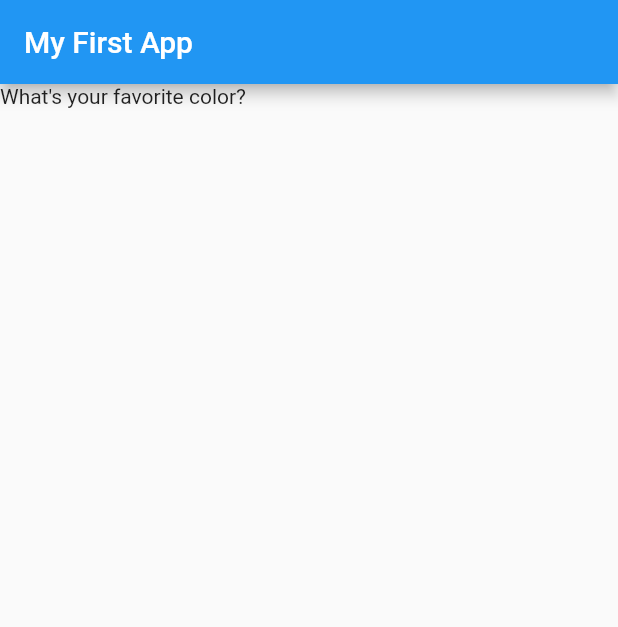
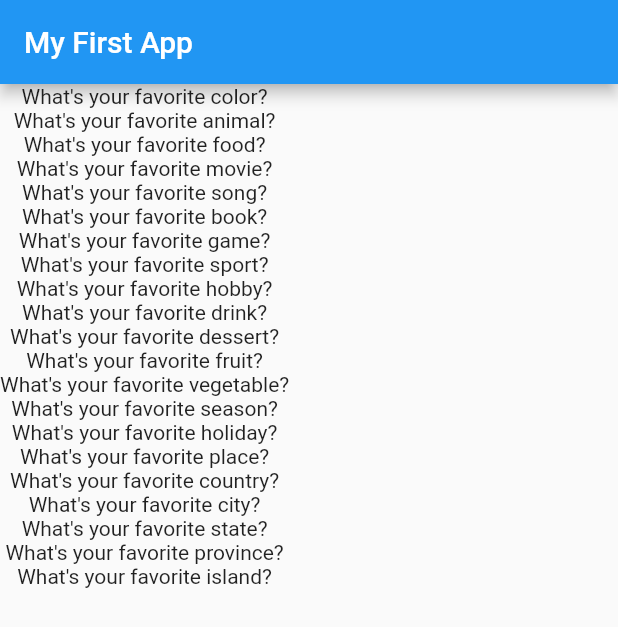
Before and after one commit to WiedjajaAtmadja/flutter_stalesswidget_list, a Flutter app: the screen it shows after launch, on a phone screen of 412 x 824 dp. Shown: the top 627 px of the screen. Run offline on Flutter 3.47's test engine with Material 2 defaults, Android fonts, the phone set to English and light mode, and no system bars.

Commit message:
Step 3 build text from list

```diff
--- a/lib/main.dart
+++ b/lib/main.dart
@@ -14,6 +14,19 @@ class MainApp extends StatelessWidget {
     'What\'s your favorite book?',
     'What\'s your favorite game?',
     'What\'s your favorite sport?',
+    'What\'s your favorite hobby?',
+    'What\'s your favorite drink?',
+    'What\'s your favorite dessert?',
+    'What\'s your favorite fruit?',
+    'What\'s your favorite vegetable?',
+    'What\'s your favorite season?',
+    'What\'s your favorite holiday?',
+    'What\'s your favorite place?',
+    'What\'s your favorite country?',
+    'What\'s your favorite city?',
+    'What\'s your favorite state?',
+    'What\'s your favorite province?',
+    'What\'s your favorite island?',
   ];
   MainApp({super.key});
 
@@ -25,9 +38,7 @@ class MainApp extends StatelessWidget {
           title: const Text('My First App'),
         ),
         body: Column(
-          children: [
-            Text(questions[0]),
-          ],
+          children: [...(questions.map((question) => Text(question)).toList())],
         ),
       ),
     );
```
